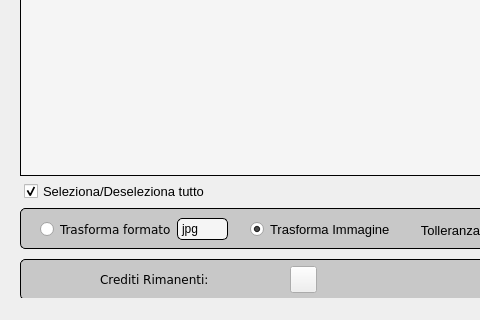
The window that WindowWidgets/MainWindow/mainwindow.ui (RobertoRomolini/FotoMaster) describes before a commit, drawn with Qt 5; both pictures show x 0 to 480 and y 400 to 720 of the 1270 by 720 pixel window.
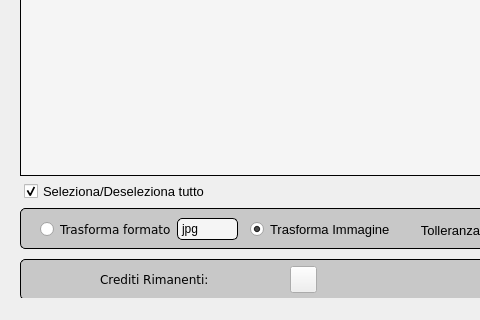
The same window after the commit. Icons and pictures are not drawn. Custom widgets are drawn as their Qt base class.

Commit message: Fix quality image

What changed in the file:
```diff
--- a/WindowWidgets/MainWindow/mainwindow.ui
+++ b/WindowWidgets/MainWindow/mainwindow.ui
@@ -1258,7 +1258,7 @@
      <rect>
       <x>177</x>
       <y>582</y>
-      <width>51</width>
+      <width>61</width>
       <height>22</height>
      </rect>
     </property>
```
The commit also changes 2 other files.
